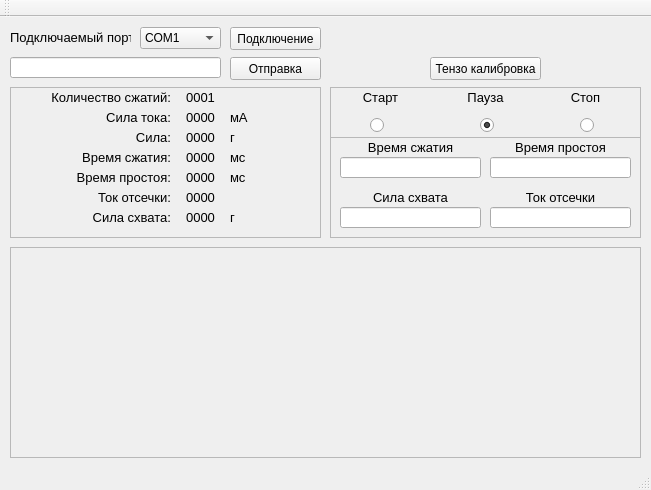
Old version of the form mainwindow.ui in the repository Evrei-XD/Service_utility.
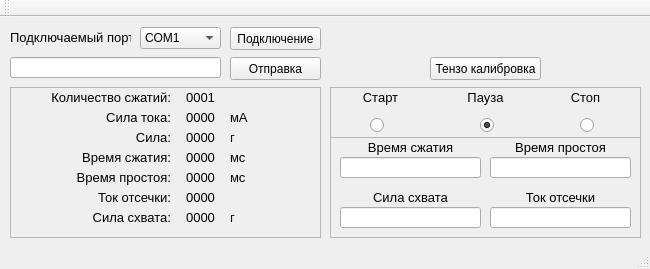
New version of the form.

Commit message: 14:59 Убран лог приёма передачи выполненный как scrollArea

```diff
--- a/mainwindow.ui
+++ b/mainwindow.ui
@@ -6,8 +6,8 @@
    <rect>
     <x>0</x>
     <y>0</y>
-    <width>651</width>
-    <height>490</height>
+    <width>650</width>
+    <height>269</height>
    </rect>
   </property>
   <property name="windowTitle">
@@ -37,61 +37,6 @@
      </rect>
     </property>
    </widget>
-   <widget class="QScrollArea" name="scrollArea">
-    <property name="geometry">
-     <rect>
-      <x>10</x>
-      <y>230</y>
-      <width>631</width>
-      <height>211</height>
-     </rect>
-    </property>
-    <property name="widgetResizable">
-     <bool>true</bool>
-    </property>
-    <widget class="QWidget" name="scrollAreaWidgetContents">
-     <property name="geometry">
-      <rect>
-       <x>0</x>
-       <y>0</y>
-       <width>629</width>
-       <height>209</height>
-      </rect>
-     </property>
-     <layout class="QVBoxLayout" name="verticalLayout">
-      <item>
-       <widget class="QLabel" name="label">
-        <property name="enabled">
-         <bool>true</bool>
-        </property>
-        <property name="sizePolicy">
-         <sizepolicy hsizetype="Fixed" vsizetype="Fixed">
-          <horstretch>0</horstretch>
-          <verstretch>0</verstretch>
-         </sizepolicy>
-        </property>
-        <property name="font">
-         <font>
-          <family>Segoe UI Symbol</family>
-          <pointsize>10</pointsize>
-          <weight>50</weight>
-          <bold>false</bold>
-         </font>
-        </property>
-        <property name="contextMenuPolicy">
-         <enum>Qt::NoContextMenu</enum>
-        </property>
-        <property name="layoutDirection">
-         <enum>Qt::LeftToRight</enum>
-        </property>
-        <property name="text">
-         <string/>
-        </property>
-       </widget>
-      </item>
-     </layout>
-    </widget>
-   </widget>
    <widget class="QComboBox" name="selection_com_port">
     <property name="geometry">
      <rect>
```
Left out of the diff: 2 changed lines with no effect on the pictures. The commit also changes 2 other files.
